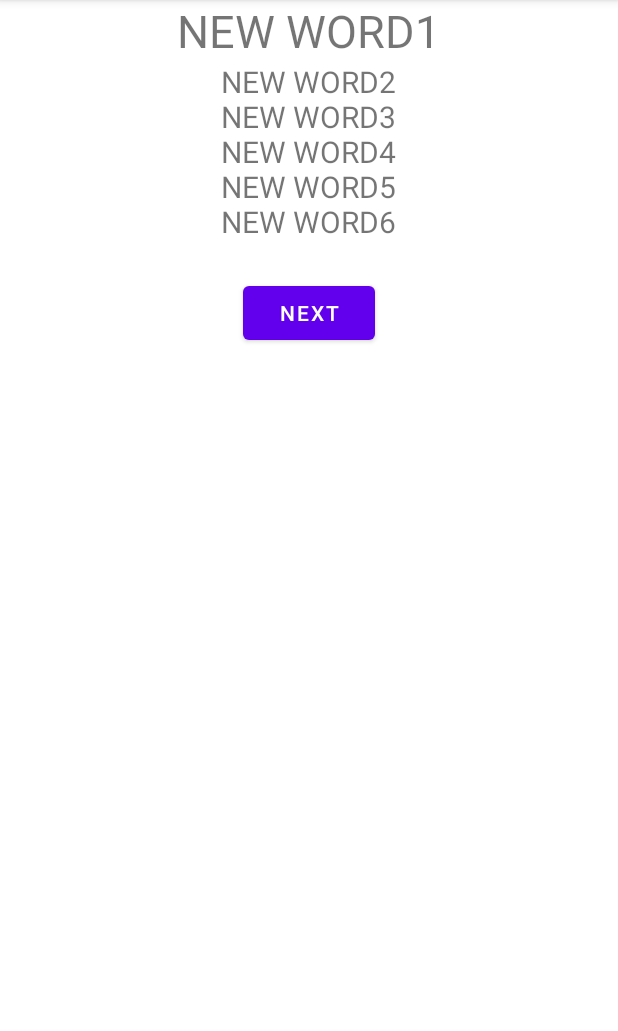
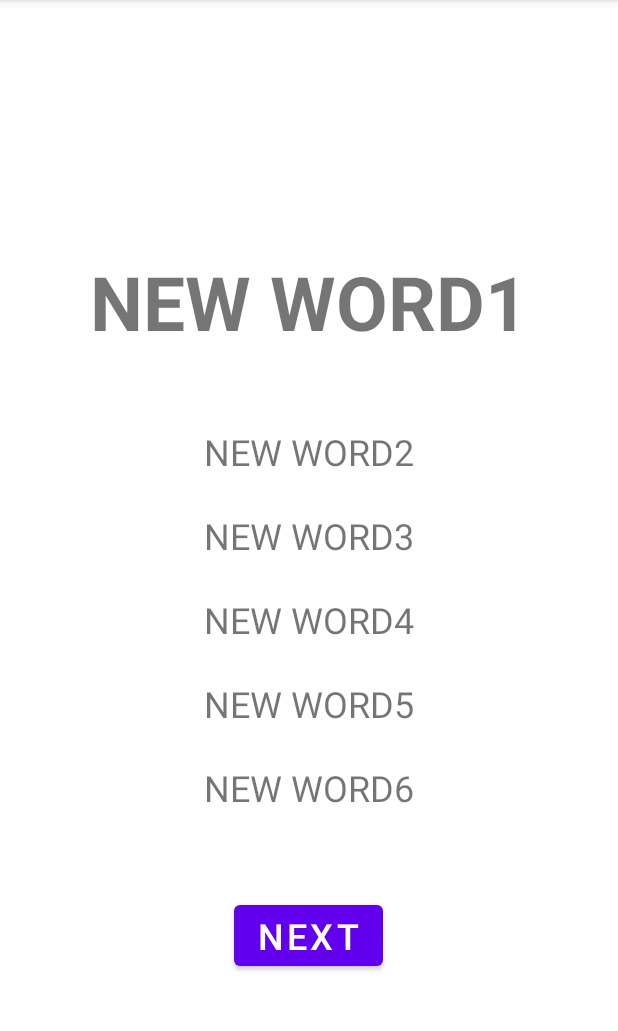
Before and after one commit to tbrouns/verboden_woord, an Android app: the screen it shows after launch (MainActivity), after a tap on "NEXT", on a phone screen of 412 x 824 dp, the part 84-1115 px from its top. Run offline under Robolectric (Android 15) with nearby library versions, the phone set to English and light mode, and no system bars.

Commit message:
extracted function, layout changes

```diff
--- a/app/src/main/java/com/example/verboden_woord/MainActivity.java
+++ b/app/src/main/java/com/example/verboden_woord/MainActivity.java
@@ -29,20 +29,28 @@ public class MainActivity extends AppCompatActivity {
 
             // Update TextViews
             wordTextView.setText(currentWords[0]);
-            String[] tabooWords = subArray(currentWords, beg, end);
-            StringBuilder stringBuilder = new StringBuilder();
-            for (int i = 0; i < tabooWords.length; i++) {
-                stringBuilder.append(tabooWords[i]);
-                stringBuilder.append("\n");
-            }
-            String tabooWordsConcat = stringBuilder.toString();
-            wordsTextView.setText(tabooWordsConcat);
+            setTabooWords(currentWords);
         });
+
         // Set default word and set of words
         // TODO: extract function
         wordTextView.setText(currentWords[0]);
+        setTabooWords(currentWords);
+    }
+
+    private void setTabooWords(String[] currentWords) {
         String[] tabooWords = subArray(currentWords, beg, end);
-        wordsTextView.setText(Arrays.toString(tabooWords));
+        String tabooWordsConcat = concatString(tabooWords);
+        wordsTextView.setText(tabooWordsConcat);
+    }
+
+    private String concatString(String[] stringArray) {
+        StringBuilder stringBuilder = new StringBuilder();
+        for (int i = 0; i < stringArray.length; i++) {
+            stringBuilder.append(stringArray[i]);
+            stringBuilder.append("\n\n");
+        }
+        return stringBuilder.toString();
     }
 
     // Generic method to get subarray of a non-primitive array
--- a/app/src/main/res/layout/activity_main.xml
+++ b/app/src/main/res/layout/activity_main.xml
@@ -1,22 +1,29 @@
 <RelativeLayout xmlns:android="http://schemas.android.com/apk/res/android"
     android:layout_width="match_parent"
-    android:layout_height="match_parent">
+    android:layout_height="match_parent"
+    android:layout_centerVertical="true"
+    android:gravity="center">
+
 
     <TextView
         android:id="@+id/wordTextView"
         android:layout_width="wrap_content"
         android:layout_height="wrap_content"
         android:layout_centerHorizontal="true"
-        android:textSize="30sp"
+        android:paddingTop="50dp"
+        android:paddingBottom="50dp"
+        android:textSize="50sp"
+        android:textStyle="bold"
         android:text="WORD HERE" />
 
     <TextView
         android:id="@+id/wordsTextView"
         android:layout_width="wrap_content"
         android:layout_height="wrap_content"
+        android:gravity="center"
         android:layout_below="@+id/wordTextView"
         android:layout_centerHorizontal="true"
-        android:textSize="20sp"
+        android:textSize="24sp"
         android:text="5 WORDS HERE" />
 
     <Button
@@ -25,6 +32,7 @@
         android:layout_height="wrap_content"
         android:layout_below="@+id/wordsTextView"
         android:layout_centerHorizontal="true"
+        android:textSize="24sp"
         android:text="Next" />
 
 </RelativeLayout>
```
